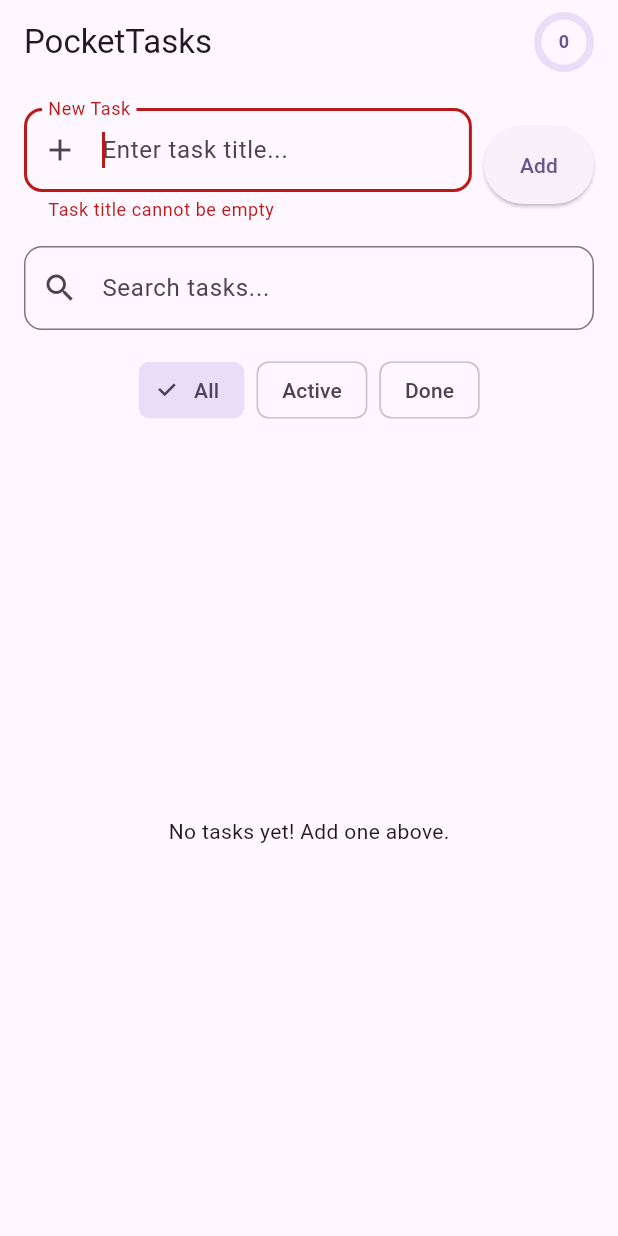
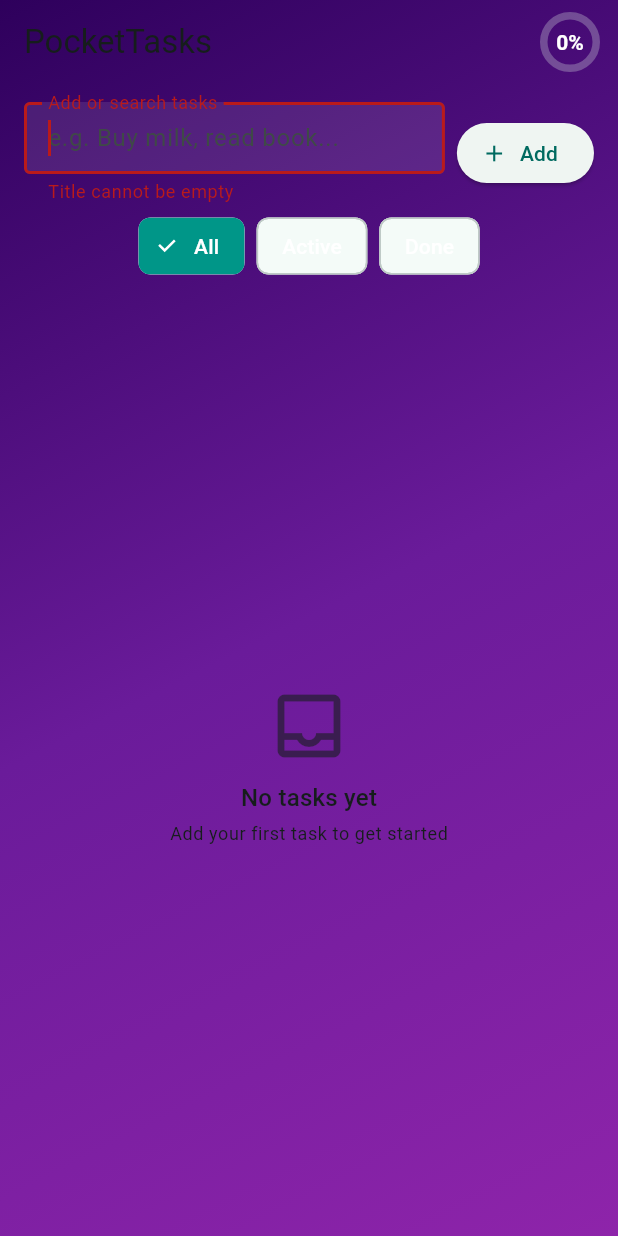
Before and after one commit to Mukesh865/pockettasks, a Flutter app: the screen it shows after launch, after a tap on "Add", on a phone screen of 412 x 824 dp. Run offline on Flutter 3.47's test engine with Material 3 defaults, Android fonts, the phone set to English and light mode, and no system bars; our stand-ins replace shared_preferences.

Commit message:
third commit

```diff
--- a/lib/main.dart
+++ b/lib/main.dart
@@ -1,12 +1,14 @@
+import 'dart:math';
 import 'package:flutter/material.dart';
 import 'package:provider/provider.dart';
-import 'dart:async';
+import 'package:uuid/uuid.dart';
 import 'task_model.dart';
 import 'task_provider.dart';
 import 'task_list.dart';
 import 'progress_ring.dart';
 
 void main() {
+  WidgetsFlutterBinding.ensureInitialized();
   runApp(const PocketTasksApp());
 }
 
@@ -16,176 +18,215 @@ class PocketTasksApp extends StatelessWidget {
   @override
   Widget build(BuildContext context) {
     return ChangeNotifierProvider(
-      create: (_) => TaskProvider(),
+      create: (_) => TaskProvider()..load(),
       child: MaterialApp(
         title: 'PocketTasks',
-        debugShowCheckedModeBanner: false,
+        themeMode: ThemeMode.system,
         theme: ThemeData(
-          colorScheme: ColorScheme.fromSeed(
-            seedColor: Colors.deepPurple,
+          colorSchemeSeed: Colors.teal,
           brightness: Brightness.light,
-          ),
           useMaterial3: true,
         ),
         darkTheme: ThemeData(
-          colorScheme: ColorScheme.fromSeed(
-            seedColor: Colors.deepPurple,
+          colorSchemeSeed: Colors.teal,
           brightness: Brightness.dark,
-          ),
           useMaterial3: true,
         ),
-        home: const TaskManagerScreen(),
+        home: const PocketTasksPage(),
       ),
     );
   }
 }
 
-class TaskManagerScreen extends StatefulWidget {
-  const TaskManagerScreen({super.key});
+class PocketTasksPage extends StatefulWidget {
+  const PocketTasksPage({super.key});
 
   @override
-  State<TaskManagerScreen> createState() => _TaskManagerScreenState();
+  State<PocketTasksPage> createState() => _PocketTasksPageState();
 }
 
-class _TaskManagerScreenState extends State<TaskManagerScreen> {
-  final TextEditingController _taskController = TextEditingController();
-  final TextEditingController _searchController = TextEditingController();
-  final FocusNode _taskFocusNode = FocusNode();
-  String? _taskErrorText;
-  Timer? _searchDebounce;
+class _PocketTasksPageState extends State<PocketTasksPage> {
+  final _controller = TextEditingController();
+  final _focus = FocusNode();
+  String? _error;
 
   @override
   void initState() {
     super.initState();
-    _searchController.addListener(_onSearchChanged);
-    context.read<TaskProvider>().loadTasks();
+    _controller.addListener(() {
+      context.read<TaskProvider>().setQuery(_controller.text);
+    });
   }
 
   @override
   void dispose() {
-    _taskController.dispose();
-    _searchController.dispose();
-    _taskFocusNode.dispose();
-    _searchDebounce?.cancel();
+    _controller.dispose();
+    _focus.dispose();
     super.dispose();
   }
 
-  void _onSearchChanged() {
-    if (_searchDebounce?.isActive ?? false) _searchDebounce!.cancel();
-    _searchDebounce = Timer(const Duration(milliseconds: 300), () {
-      context.read<TaskProvider>().setSearchQuery(_searchController.text);
-    });
+  void _addTask() {
+    final title = _controller.text.trim();
+    if (title.isEmpty) {
+      setState(() => _error = 'Title cannot be empty');
+      _focus.requestFocus();
+      return;
     }
-
-  void _addTask() {
-    final title = _taskController.text.trim();
-    if (title.isEmpty) {
-      setState(() {
-        _taskErrorText = 'Task title cannot be empty';
-      });
-      _taskFocusNode.requestFocus();
-    } else {
-      setState(() {
-        _taskErrorText = null;
-      });
-      context.read<TaskProvider>().addTask(Task(title: title));
-      _taskController.clear();
-      _taskFocusNode.unfocus();
-    }
+    setState(() => _error = null);
+    final id = const Uuid().v4();
+    context.read<TaskProvider>().addTask(Task(
+      id: id,
+      title: title,
+      done: false,
+      createdAt: DateTime.now(),
+    ));
+    _controller.clear();
   }
 
   @override
   Widget build(BuildContext context) {
-    return Scaffold(
+    return Container(
+      decoration: const BoxDecoration(
+        gradient: LinearGradient(
+          begin: Alignment.topLeft,
+          end: Alignment.bottomRight,
+          colors: [
+            Color(0xFF2E005C), // deep violet
+            Color(0xFF6A1B9A), // purple accent
+            Color(0xFF8E24AA), // lighter purple
+          ],
+        ),
+      ),
+      child: Scaffold(
+        backgroundColor: Colors.transparent, // show gradient
         appBar: AppBar(
           title: const Text('PocketTasks'),
-        centerTitle: false,
-        actions: const [
-          Padding(
-            padding: EdgeInsets.only(right: 16.0),
-            child: ProgressRing(),
+          backgroundColor: Colors.transparent,
+          elevation: 0,
+          actions: [
+            Consumer<TaskProvider>(
+              builder: (_, provider, __) => Padding(
+                padding: const EdgeInsets.symmetric(horizontal: 12),
+                child: Center(
+                  child: ProgressRing(
+                    total: provider.totalCount,
+                    done: provider.doneCount,
+                    size: 40,
+                    strokeWidth: 5,
+                  ),
+                ),
+              ),
             ),
           ],
         ),
-      body: Padding(
-        padding: const EdgeInsets.all(16.0),
+        body: SafeArea(
           child: Column(
             children: [
-            Row(
+              Padding(
+                padding: const EdgeInsets.fromLTRB(16, 12, 16, 4),
+                child: Row(
                   children: [
                     Expanded(
                       child: TextField(
-                    controller: _taskController,
-                    focusNode: _taskFocusNode,
+                        controller: _controller,
+                        focusNode: _focus,
                         decoration: InputDecoration(
-                      hintText: 'Enter task title...',
-                      labelText: 'New Task',
-                      errorText: _taskErrorText,
-                      border: OutlineInputBorder(
-                        borderRadius: BorderRadius.circular(12),
+                          labelText: 'Add or search tasks',
+                          hintText: 'e.g. Buy milk, read book...',
+                          errorText: _error,
+                          border: const OutlineInputBorder(),
+                          isDense: true,
+                          filled: true,
+                          fillColor: Colors.white.withOpacity(0.1),
                         ),
-                      prefixIcon: const Icon(Icons.add),
-                    ),
+                        style: const TextStyle(color: Colors.white),
                         onSubmitted: (_) => _addTask(),
+                        textInputAction: TextInputAction.done,
                       ),
                     ),
                     const SizedBox(width: 8),
-                ElevatedButton(
+                    Tooltip(
+                      message: 'Add task',
+                      child: ElevatedButton.icon(
                         onPressed: _addTask,
-                  style: ElevatedButton.styleFrom(
-                    padding: const EdgeInsets.symmetric(horizontal: 24, vertical: 16),
+                        icon: const Icon(Icons.add),
+                        label: const Text('Add'),
                       ),
-                  child: const Text('Add'),
                     ),
                   ],
                 ),
-            const SizedBox(height: 16),
-            TextField(
-              controller: _searchController,
-              decoration: InputDecoration(
-                hintText: 'Search tasks...',
-                border: OutlineInputBorder(
-                  borderRadius: BorderRadius.circular(12),
               ),
-                prefixIcon: const Icon(Icons.search),
+              Padding(
+                padding: const EdgeInsets.symmetric(horizontal: 8),
+                child: Consumer<TaskProvider>(
+                  builder: (context, provider, _) {
+                    return Wrap(
+                      spacing: 8,
+                      children: [
+                        FilterChip(
+                          label: const Text('All', style: TextStyle(color: Colors.white)),
+                          selected: provider.filter == TaskFilter.all,
+                          selectedColor: Colors.teal,
+                          checkmarkColor: Colors.white,
+                          onSelected: (_) => provider.setFilter(TaskFilter.all),
+                        ),
+                        FilterChip(
+                          label: const Text('Active', style: TextStyle(color: Colors.white)),
+                          selected: provider.filter == TaskFilter.active,
+                          selectedColor: Colors.teal,
+                          checkmarkColor: Colors.white,
+                          onSelected: (_) => provider.setFilter(TaskFilter.active),
+                        ),
+                        FilterChip(
+                          label: const Text('Done', style: TextStyle(color: Colors.white)),
+                          selected: provider.filter == TaskFilter.done,
+                          selectedColor: Colors.teal,
+                          checkmarkColor: Colors.white,
+                          onSelected: (_) => provider.setFilter(TaskFilter.done),
+                        ),
+                      ],
+                    );
+                  },
                 ),
               ),
-            const SizedBox(height: 16),
-            Consumer<TaskProvider>(
-              builder: (context, taskProvider, child) {
-                return SingleChildScrollView(
-                  scrollDirection: Axis.horizontal,
-                  child: Row(
-                    children: [
-                      FilterChip(
-                        label: const Text('All'),
-                        selected: taskProvider.currentFilter == TaskFilter.all,
-                        onSelected: (_) => taskProvider.setFilter(TaskFilter.all),
+              const SizedBox(height: 8),
+              Expanded(
+                child: Consumer<TaskProvider>(
+                  builder: (context, provider, _) {
+                    if (provider.visibleTasks.isEmpty) {
+                      return const _EmptyState();
+                    }
+                    return TaskList();
+                  },
                 ),
-                      const SizedBox(width: 8),
-                      FilterChip(
-                        label: const Text('Active'),
-                        selected: taskProvider.currentFilter == TaskFilter.active,
-                        onSelected: (_) => taskProvider.setFilter(TaskFilter.active),
-                      ),
-                      const SizedBox(width: 8),
-                      FilterChip(
-                        label: const Text('Done'),
-                        selected: taskProvider.currentFilter == TaskFilter.done,
-                        onSelected: (_) => taskProvider.setFilter(TaskFilter.done),
               ),
             ],
           ),
-                );
-              },
-            ),
-            const SizedBox(height: 16),
-            const Expanded(
-              child: TaskList(),
-            ),
-          ],
         ),
       ),
     );
   }
 }
+
+class _EmptyState extends StatelessWidget {
+  const _EmptyState();
+
+  @override
+  Widget build(BuildContext context) {
+    final theme = Theme.of(context);
+    return Center(
+      child: Column(
+        mainAxisSize: MainAxisSize.min,
+        children: [
+          Icon(Icons.inbox_outlined,
+              size: 56, color: theme.colorScheme.onSurface.withOpacity(0.6)),
+          const SizedBox(height: 8),
+          Text('No tasks yet', style: theme.textTheme.titleMedium),
+          const SizedBox(height: 4),
+          Text('Add your first task to get started',
+              style: theme.textTheme.bodySmall),
+        ],
+      ),
+    );
+  }
+}
--- a/lib/progress_ring.dart
+++ b/lib/progress_ring.dart
@@ -1,102 +1,95 @@
+import 'dart:math' as math;
 import 'package:flutter/material.dart';
-import 'package:provider/provider.dart';
-import 'task_provider.dart';
 
 class ProgressRing extends StatelessWidget {
-  const ProgressRing({super.key});
+  final int total;
+  final int done;
+  final double size;
+  final double strokeWidth;
+
+  const ProgressRing({
+    super.key,
+    required this.total,
+    required this.done,
+    this.size = 56,
+    this.strokeWidth = 6,
+  });
 
   @override
   Widget build(BuildContext context) {
-    return Consumer<TaskProvider>(
-      builder: (context, taskProvider, child) {
-        final progress = taskProvider.completionProgress;
-        final colorScheme = Theme.of(context).colorScheme;
-        return Tooltip(
-          message: '${(progress * 100).toStringAsFixed(0)}% Complete',
-          child: SizedBox(
-            width: 40,
-            height: 40,
-            child: CustomPaint(
-              painter: _ProgressRingPainter(
-                progress: progress,
-                primaryColor: colorScheme.primary,
-                backgroundColor: colorScheme.secondaryContainer,
-              ),
+    final progress =
+    total <= 0 ? 0.0 : (done.clamp(0, total)) / total.toDouble();
+
+    return SizedBox(
+      width: size,
+      height: size,
+      child: CustomPaint(
+        painter: _RingPainter(
+          background: Theme.of(context).colorScheme.surfaceVariant.withOpacity(0.3),
+          foreground: Theme.of(context).colorScheme.secondary,
+          progress: progress,
+          strokeWidth: strokeWidth,
+        ),
+        child: Center(
+          child: Text(
+            total == 0 ? '0%' : '${(progress * 100).round()}%',
+            style: Theme.of(context).textTheme.labelLarge?.copyWith(
+              color: Colors.white, // ensure visible on gradient
+              fontWeight: FontWeight.bold,
             ),
           ),
-        );
-      },
+        ),
+      ),
     );
   }
 }
 
-class _ProgressRingPainter extends CustomPainter {
+class _RingPainter extends CustomPainter {
+  final Color background;
+  final Color foreground;
   final double progress;
-  final Color primaryColor;
-  final Color backgroundColor;
+  final double strokeWidth;
 
-  _ProgressRingPainter({
+  _RingPainter({
+    required this.background,
+    required this.foreground,
     required this.progress,
-    required this.primaryColor,
-    required this.backgroundColor,
+    required this.strokeWidth,
   });
 
   @override
   void paint(Canvas canvas, Size size) {
-    final strokeWidth = 5.0;
-    final center = Offset(size.width / 2, size.height / 2);
-    final radius = size.width / 2 - strokeWidth / 2;
+    final center = size.center(Offset.zero);
+    final radius = (math.min(size.width, size.height) - strokeWidth) / 2;
 
+    final bgPaint = Paint()
+      ..style = PaintingStyle.stroke
+      ..strokeCap = StrokeCap.round
+      ..color = background
+      ..strokeWidth = strokeWidth;
+
+    final fgPaint = Paint()
+      ..style = PaintingStyle.stroke
+      ..strokeCap = StrokeCap.round
+      ..color = foreground
+      ..strokeWidth = strokeWidth;
+
+    final rect = Rect.fromCircle(center: center, radius: radius);
     // Background circle
-    final backgroundPaint = Paint()
-      ..color = backgroundColor
-      ..style = PaintingStyle.stroke
-      ..strokeWidth = strokeWidth;
-    canvas.drawCircle(center, radius, backgroundPaint);
+    canvas.drawArc(rect, -math.pi / 2, math.pi * 2, false, bgPaint);
 
-    // Progress arc
-    final progressPaint = Paint()
-      ..color = primaryColor
-      ..style = PaintingStyle.stroke
-      ..strokeWidth = strokeWidth
-      ..strokeCap = StrokeCap.round;
-    const double sweepAngle = 2 * 3.14159265359;
-    canvas.drawArc(
-      Rect.fromCircle(center: center, radius: radius),
-      -3.14159265359 / 2, // Start angle at top
-      sweepAngle * progress,
-      false,
-      progressPaint,
-    );
-
-    // Text for percentage
-    final textSpan = TextSpan(
-      text: '${(progress * 100).toStringAsFixed(0)}',
-      style: TextStyle(
-        fontSize: 12,
-        fontWeight: FontWeight.bold,
-        color: primaryColor,
-      ),
-    );
-    final textPainter = TextPainter(
-      text: textSpan,
-      textAlign: TextAlign.center,
-      textDirection: TextDirection.ltr,
-    );
-    textPainter.layout(minWidth: 0, maxWidth: size.width);
-    textPainter.paint(
-      canvas,
-      Offset(
-        center.dx - textPainter.width / 2,
-        center.dy - textPainter.height / 2,
-      ),
-    );
+    // Foreground arc for progress
+    final sweep = (math.pi * 2) * progress.clamp(0.0, 1.0);
+    if (sweep > 0) {
+      canvas.drawArc(rect, -math.pi / 2, sweep, false, fgPaint);
+    }
   }
 
   @override
-  bool shouldRepaint(covariant _ProgressRingPainter oldDelegate) {
+  bool shouldRepaint(covariant _RingPainter oldDelegate) {
     return oldDelegate.progress != progress ||
-        oldDelegate.primaryColor != primaryColor ||
-        oldDelegate.backgroundColor != backgroundColor;
+        oldDelegate.background != background ||
+        oldDelegate.foreground != foreground ||
+        oldDelegate.strokeWidth != strokeWidth;
   }
 }
--- a/lib/task_model.dart
+++ b/lib/task_model.dart
@@ -1,26 +1,56 @@
+import 'dart:convert';
+
 class Task {
   String id;
   String title;
-  bool isCompleted;
+  bool done;
+  DateTime createdAt;
 
   Task({
+    required this.id,
     required this.title,
-    this.isCompleted = false,
-  }) : id = DateTime.now().millisecondsSinceEpoch.toString();
+    this.done = false,
+    DateTime? createdAt,
+  }) : createdAt = createdAt ?? DateTime.now();
+
+  Task copyWith({
+    String? id,
+    String? title,
+    bool? done,
+    DateTime? createdAt,
+  }) {
+    return Task(
+      id: id ?? this.id,
+      title: title ?? this.title,
+      done: done ?? this.done,
+      createdAt: createdAt ?? this.createdAt,
+    );
+  }
 
   factory Task.fromJson(Map<String, dynamic> json) {
     return Task(
+      id: json['id'] as String,
       title: json['title'] as String,
-      isCompleted: json['isCompleted'] as bool,
-    )..id = json['id'] as String;
+      done: json['done'] as bool,
+      createdAt: DateTime.parse(json['createdAt'] as String),
+    );
   }
 
   Map<String, dynamic> toJson() {
     return {
       'id': id,
       'title': title,
-      'isCompleted': isCompleted,
+      'done': done,
+      'createdAt': createdAt.toIso8601String(),
     };
+  }
+
+  static String encodeList(List<Task> tasks) =>
+      jsonEncode(tasks.map((t) => t.toJson()).toList());
+
+  static List<Task> decodeList(String data) {
+    final list = jsonDecode(data) as List<dynamic>;
+    return list.map((e) => Task.fromJson(e as Map<String, dynamic>)).toList();
   }
 }
 
--- a/lib/task_provider.dart
+++ b/lib/task_provider.dart
@@ -1,89 +1,136 @@
+import 'dart:async';
 import 'package:flutter/foundation.dart';
 import 'package:shared_preferences/shared_preferences.dart';
-import 'dart:convert';
 import 'task_model.dart';
 
-class TaskProvider with ChangeNotifier {
-  List<Task> _tasks = [];
-  TaskFilter _currentFilter = TaskFilter.all;
-  String _searchQuery = '';
-  static const String _tasksKey = 'pocket_tasks_v1';
+class TaskProvider extends ChangeNotifier {
+  static const storageKey = 'pocket_tasks_v1';
 
-  List<Task> get tasks => _tasks;
-  TaskFilter get currentFilter => _currentFilter;
-  String get searchQuery => _searchQuery;
+  final List<Task> _tasks = [];
+  TaskFilter _filter = TaskFilter.all;
+  String _query = '';
+  Timer? _debounce;
 
-  List<Task> get filteredTasks {
-    Iterable<Task> filtered = _tasks;
-    if (_searchQuery.isNotEmpty) {
-      filtered = filtered.where((task) =>
-          task.title.toLowerCase().contains(_searchQuery.toLowerCase()));
+  // Public getters
+  List<Task> get tasks => List.unmodifiable(_tasks);
+  TaskFilter get filter => _filter;
+  String get query => _query;
+
+  // Derived view: filtered + searched
+  List<Task> get visibleTasks =>
+      applyFilters(_tasks, filter: _filter, query: _query);
+
+  int get totalCount => _tasks.length;
+  int get doneCount => _tasks.where((t) => t.done).length;
+
+  Future<void> load() async {
+    final prefs = await SharedPreferences.getInstance();
+    final raw = prefs.getString(storageKey);
+    if (raw != null && raw.isNotEmpty) {
+      final loaded = Task.decodeList(raw);
+      _tasks
+        ..clear()
+        ..addAll(loaded);
     }
-    switch (_currentFilter) {
-      case TaskFilter.active:
-        filtered = filtered.where((task) => !task.isCompleted);
-        break;
-      case TaskFilter.done:
-        filtered = filtered.where((task) => task.isCompleted);
-        break;
-      case TaskFilter.all:
-        break;
-    }
-    return filtered.toList();
-  }
-
-  double get completionProgress {
-    if (_tasks.isEmpty) {
-      return 0.0;
-    }
-    final completedCount = _tasks.where((task) => task.isCompleted).length;
-    return completedCount / _tasks.length;
-  }
-
-  Future<void> loadTasks() async {
-    final prefs = await SharedPreferences.getInstance();
-    final jsonString = prefs.getString(_tasksKey);
-    if (jsonString != null) {
-      final List<dynamic> jsonList = json.decode(jsonString);
-      _tasks = jsonList.map((json) => Task.fromJson(json)).toList();
-      notifyListeners();
-    }
-  }
-
-  Future<void> _saveTasks() async {
-    final prefs = await SharedPreferences.getInstance();
-    final jsonList = _tasks.map((task) => task.toJson()).toList();
-    await prefs.setString(_tasksKey, json.encode(jsonList));
-  }
-
-  void addTask(Task task) {
-    _tasks.add(task);
-    _saveTasks();
     notifyListeners();
   }
 
-  void removeTask(Task task) {
-    _tasks.removeWhere((t) => t.id == task.id);
-    _saveTasks();
+  Future<void> _persist() async {
+    final prefs = await SharedPreferences.getInstance();
+    await prefs.setString(storageKey, Task.encodeList(_tasks));
+  }
+
+  Future<void> addTask(Task task) async {
+    _tasks.insert(0, task);
+    await _persist();
     notifyListeners();
   }
 
-  void toggleTaskCompletion(Task task) {
-    final index = _tasks.indexWhere((t) => t.id == task.id);
-    if (index != -1) {
-      _tasks[index].isCompleted = !_tasks[index].isCompleted;
-      _saveTasks();
-      notifyListeners();
-    }
+  /// Toggle returns the previous value so UI can offer Undo.
+  Future<bool> toggleTask(String id) async {
+    final idx = _tasks.indexWhere((t) => t.id == id);
+    if (idx == -1) return false;
+    final prev = _tasks[idx];
+    _tasks[idx] = prev.copyWith(done: !prev.done);
+    await _persist();
+    notifyListeners();
+    return prev.done; // return previous state for undo
   }
 
-  void setFilter(TaskFilter filter) {
-    _currentFilter = filter;
+  /// Delete returns (deletedTask, index) for Undo.
+  Future<(Task?, int)> deleteTask(String id) async {
+    final idx = _tasks.indexWhere((t) => t.id == id);
+    if (idx == -1) return (null, -1);
+    final removed = _tasks.removeAt(idx);
+    await _persist();
+    notifyListeners();
+    return (removed, idx);
+  }
+
+  Future<void> undoToggle(String id, bool previousValue) async {
+    final idx = _tasks.indexWhere((t) => t.id == id);
+    if (idx == -1) return;
+    _tasks[idx] = _tasks[idx].copyWith(done: previousValue);
+    await _persist();
     notifyListeners();
   }
 
-  void setSearchQuery(String query) {
-    _searchQuery = query;
+  Future<void> undoDelete(Task task, int index) async {
+    if (index < 0 || index > _tasks.length) {
+      _tasks.insert(0, task);
+    } else {
+      _tasks.insert(index, task);
+    }
+    await _persist();
     notifyListeners();
   }
+
+  void setFilter(TaskFilter value) {
+    if (_filter == value) return;
+    _filter = value;
+    notifyListeners();
+  }
+
+  /// Debounced (300ms) search query setter
+  void setQuery(String value) {
+    _debounce?.cancel();
+    _debounce = Timer(const Duration(milliseconds: 300), () {
+      _query = value;
+      notifyListeners();
+    });
+  }
+
+  @override
+  void dispose() {
+    _debounce?.cancel();
+    super.dispose();
+  }
+
+  /// Pure helper used by tests, does not touch persistence.
+  static List<Task> applyFilters(List<Task> input,
+      {TaskFilter filter = TaskFilter.all, String query = ''}) {
+    final q = query.trim().toLowerCase();
+    Iterable<Task> out = input;
+
+    if (q.isNotEmpty) {
+      out = out.where((t) => t.title.toLowerCase().contains(q));
+    }
+    switch (filter) {
+      case TaskFilter.all:
+        break;
+      case TaskFilter.active:
+        out = out.where((t) => !t.done);
+        break;
+      case TaskFilter.done:
+        out = out.where((t) => t.done);
+        break;
+    }
+    // Stable order: newest first by createdAt desc (then id for tie-break)
+    final list = out.toList()
+      ..sort((a, b) {
+        final cmp = b.createdAt.compareTo(a.createdAt);
+        return cmp != 0 ? cmp : b.id.compareTo(a.id);
+      });
+    return list;
+  }
 }
--- a/pubspec.yaml
+++ b/pubspec.yaml
@@ -36,6 +36,7 @@ dependencies:
   cupertino_icons: ^1.0.8
   provider: ^6.1.5+1
   shared_preferences: ^2.5.3
+  uuid: ^4.5.1
 
 dev_dependencies:
   flutter_test:
```
Also changed, not shown: lib/task_list.dart (+53 -31 lines), pubspec.lock, 3 other files. Lines whose indentation alone changed are shown as unchanged.
